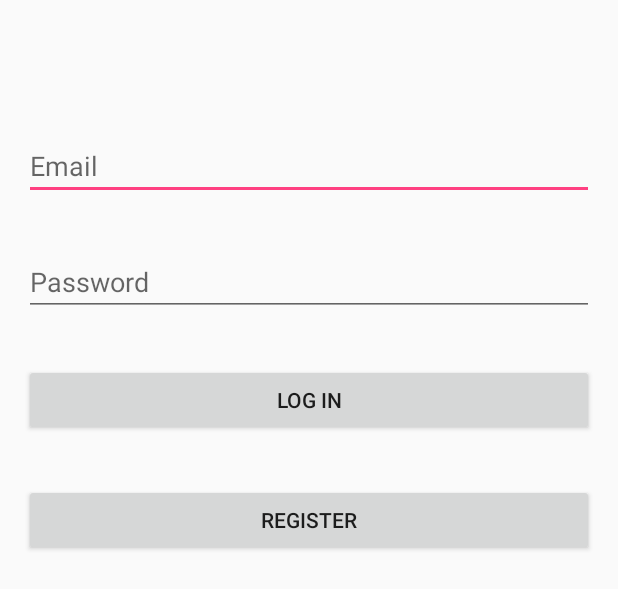
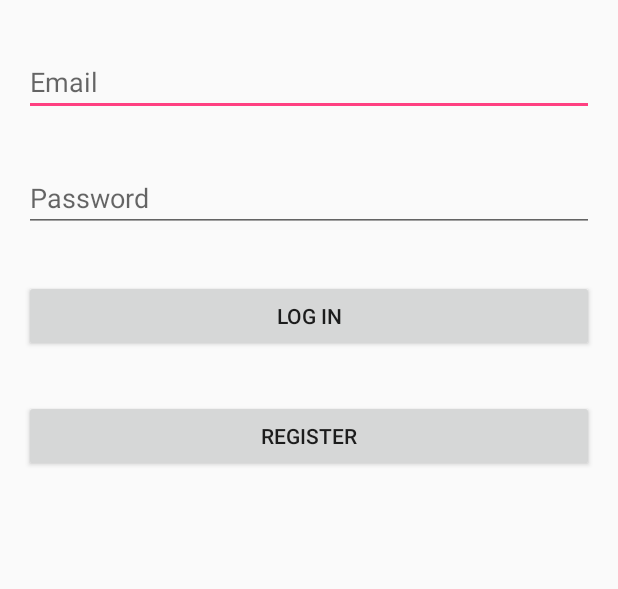
Before and after one commit to xc5211/GoSynGo_2.0, an Android app: the layout activity_login.xml on its own in the app's theme, with its tools: preview values and no code run, on a phone screen of 412 x 824 dp. Shown: the top 589 px of the screen. Run offline under Robolectric (Android 15) with nearby library versions, the phone set to English and light mode, and no system bars.

Commit message:
Fixed activity_login layout.

```diff
--- a/gsgapp/src/main/res/layout/activity_login.xml
+++ b/gsgapp/src/main/res/layout/activity_login.xml
@@ -1,5 +1,5 @@
 <?xml version="1.0" encoding="utf-8"?>
-<android.support.design.widget.CoordinatorLayout xmlns:android="http://schemas.android.com/apk/res/android"
+<RelativeLayout xmlns:android="http://schemas.android.com/apk/res/android"
     xmlns:app="http://schemas.android.com/apk/res-auto"
     xmlns:tools="http://schemas.android.com/tools"
     android:layout_width="match_parent"
@@ -11,4 +11,4 @@
     <include layout="@layout/content_login" />
 
 
-</android.support.design.widget.CoordinatorLayout>
+</RelativeLayout>
```
